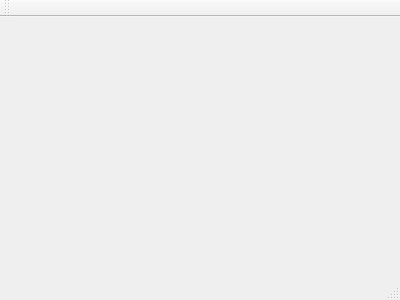
Qt form src/rootviewer.ui (beojan/rootviewer) before a commit.
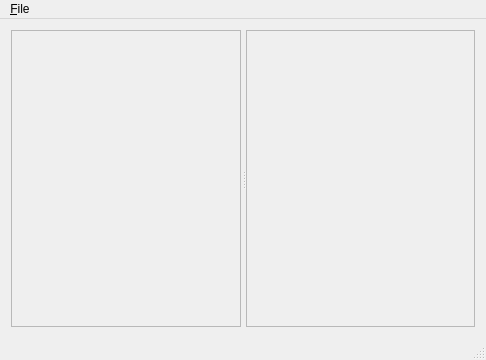
The same form after that commit. Icons and pictures are not drawn.

What changed in the file:
```diff
--- a/src/rootviewer.ui
+++ b/src/rootviewer.ui
@@ -1,24 +1,112 @@
 <ui version="4.0">
  <class>RootViewer</class>
- <widget class="QMainWindow" name="RootViewer" >
-  <property name="geometry" >
+ <widget class="QMainWindow" name="RootViewer">
+  <property name="geometry">
    <rect>
     <x>0</x>
     <y>0</y>
-    <width>400</width>
-    <height>300</height>
+    <width>486</width>
+    <height>360</height>
    </rect>
   </property>
   <property name="windowTitle" >
    <string>RootViewer</string>
   </property>
-  <widget class="QMenuBar" name="menuBar" />
-  <widget class="QToolBar" name="mainToolBar" />
-  <widget class="QWidget" name="centralWidget" />
-  <widget class="QStatusBar" name="statusBar" />
+  <property name="windowIcon">
+   <iconset>
+    <normaloff>../../../../../usr/local/share/root/icons/Root6Icon.png</normaloff>../../../../../usr/local/share/root/icons/Root6Icon.png</iconset>
+  </property>
+  <property name="toolButtonStyle">
+   <enum>Qt::ToolButtonFollowStyle</enum>
+  </property>
+  <widget class="QWidget" name="centralWidget">
+   <layout class="QHBoxLayout" name="horizontalLayout">
+    <item>
+     <widget class="QSplitter" name="splitter">
+      <property name="enabled">
+       <bool>false</bool>
+      </property>
+      <property name="orientation">
+       <enum>Qt::Horizontal</enum>
+      </property>
+      <property name="handleWidth">
+       <number>5</number>
+      </property>
+      <widget class="QTreeView" name="trees">
+       <property name="headerHidden">
+        <bool>true</bool>
+       </property>
+      </widget>
+      <widget class="QTableView" name="content">
+       <property name="enabled">
+        <bool>false</bool>
+       </property>
+       <property name="alternatingRowColors">
+        <bool>true</bool>
+       </property>
+       <property name="selectionBehavior">
+        <enum>QAbstractItemView::SelectRows</enum>
+       </property>
+       <property name="sortingEnabled">
+        <bool>true</bool>
+       </property>
+       <attribute name="horizontalHeaderDefaultSectionSize">
+        <number>150</number>
+       </attribute>
+       <attribute name="verticalHeaderDefaultSectionSize">
+        <number>25</number>
+       </attribute>
+      </widget>
+     </widget>
+    </item>
+   </layout>
+  </widget>
+  <widget class="QMenuBar" name="menuBar">
+   <property name="geometry">
+    <rect>
+     <x>0</x>
+     <y>0</y>
+     <width>486</width>
+     <height>24</height>
+    </rect>
+   </property>
+   <widget class="QMenu" name="menuFile">
+    <property name="title">
+     <string>&amp;File</string>
+    </property>
+    <addaction name="actionOpen"/>
+    <addaction name="separator"/>
+    <addaction name="actionExit"/>
+   </widget>
+   <addaction name="menuFile"/>
+  </widget>
+  <widget class="QStatusBar" name="statusBar"/>
+  <action name="actionOpen">
+   <property name="icon">
+    <iconset theme="document-open">
+     <normaloff>.</normaloff>.</iconset>
+   </property>
+   <property name="text">
+    <string>&amp;Open...</string>
+   </property>
+   <property name="shortcut">
+    <string>Ctrl+O</string>
+   </property>
+  </action>
+  <action name="actionExit">
+   <property name="icon">
+    <iconset theme="application-exit">
+     <normaloff>.</normaloff>.</iconset>
+   </property>
+   <property name="text">
+    <string>&amp;Exit</string>
+   </property>
+   <property name="shortcut">
+    <string>Ctrl+Q</string>
+   </property>
+  </action>
  </widget>
- <layoutDefault spacing="6" margin="11" />
- <pixmapfunction></pixmapfunction>
+ <layoutdefault spacing="6" margin="11"/>
  <resources/>
  <connections/>
 </ui>
```
Left out of the diff: 5 changed lines with no effect on the pictures.
